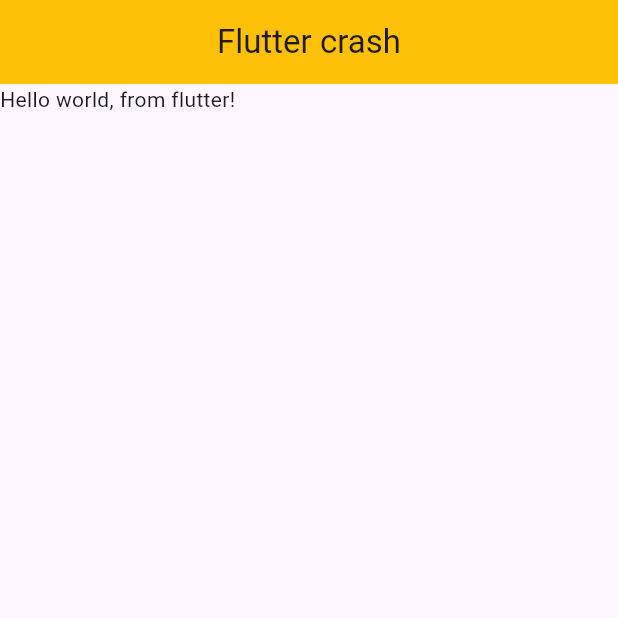
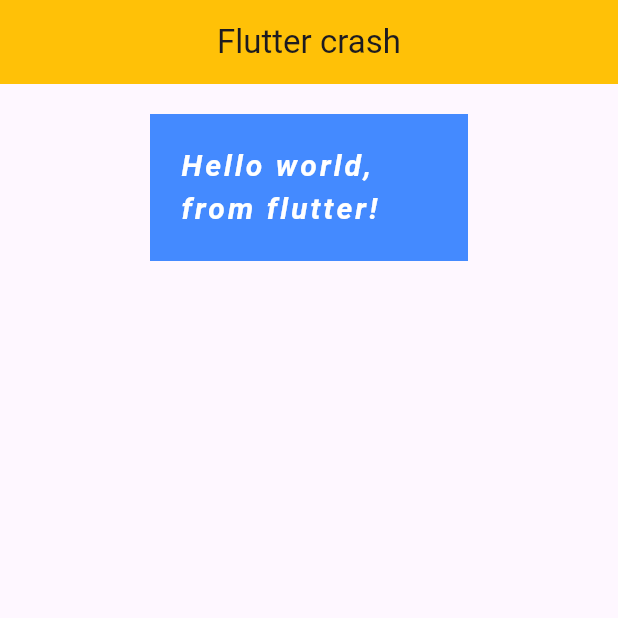
Before and after one commit to Salahudin-cloud/flutter_crash_course, a Flutter app: the screen it shows after launch, on a phone screen of 412 x 824 dp, the top half of it. Run offline on Flutter 3.47's test engine with Material 3 defaults, Android fonts, the phone set to English and light mode, and no system bars.

Commit message:
learn container

```diff
--- a/lib/main.dart
+++ b/lib/main.dart
@@ -18,6 +18,19 @@ class Home extends StatelessWidget {
 
   @override
   Widget build(BuildContext context) {
-    return const Text("Hello world, from flutter!");
+    return Container(
+        color: Colors.blueAccent,
+        padding: const EdgeInsets.all(20),
+        margin: const EdgeInsets.fromLTRB(100, 20, 100, 0),
+        child: const Text(
+          "Hello world, from flutter!",
+          style: TextStyle(
+            color: Colors.white,
+            fontSize: 20,
+            fontWeight: FontWeight.bold,
+            letterSpacing: 2,
+            fontStyle: FontStyle.italic,
+          ),
+        ));
   }
 }
```
